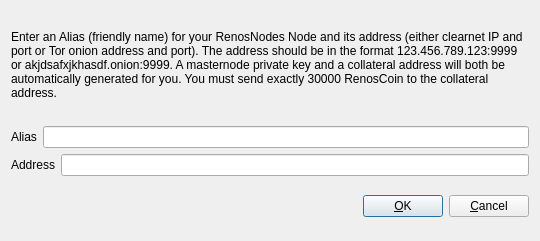
The window that src/qt/forms/addeditadrenalinenode.ui (RenosCoin/RenosCoin) describes before a commit, drawn with Qt 5.
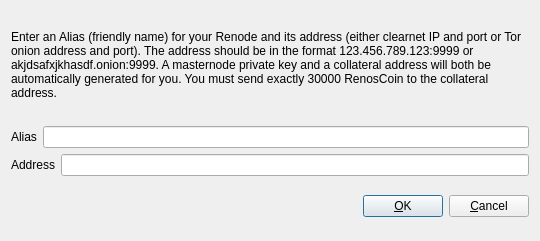
The same window after the commit.

```diff
--- a/src/qt/forms/addeditadrenalinenode.ui
+++ b/src/qt/forms/addeditadrenalinenode.ui
@@ -34,7 +34,7 @@
         </sizepolicy>
        </property>
        <property name="text">
-        <string>&lt;html&gt;&lt;head/&gt;&lt;body&gt;&lt;p&gt;Enter an Alias (friendly name) for your RenosNodes Node and its address (either clearnet IP and port or Tor onion address and port).  The address should be in the format 123.456.789.123:9999 or akjdsafxjkhasdf.onion:9999.  A masternode private key and a collateral address will both be automatically generated for you.  You must send exactly 30000 RenosCoin to the collateral address.&lt;/p&gt;&lt;/body&gt;&lt;/html&gt;</string>
+        <string>&lt;html&gt;&lt;head/&gt;&lt;body&gt;&lt;p&gt;Enter an Alias (friendly name) for your Renode and its address (either clearnet IP and port or Tor onion address and port).  The address should be in the format 123.456.789.123:9999 or akjdsafxjkhasdf.onion:9999.  A masternode private key and a collateral address will both be automatically generated for you.  You must send exactly 30000 RenosCoin to the collateral address.&lt;/p&gt;&lt;/body&gt;&lt;/html&gt;</string>
        </property>
        <property name="wordWrap">
         <bool>true</bool>
```
Left out of the diff: 2 changed lines with no effect on the pictures.
